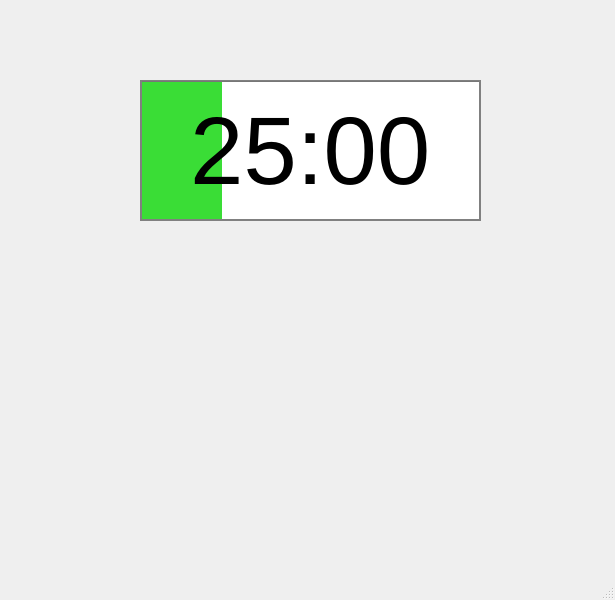
This is widgets/Timer/timer.ui in miranda0129/Stick2It as Qt 5 draws it before an edit. The edited form follows.
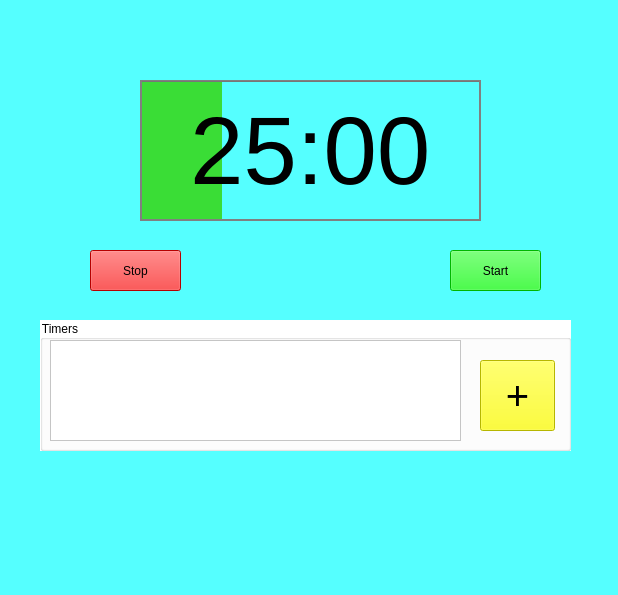
This is the edited form.

Commit message: a timer that somewhat functions

Diff of the .ui file:
```diff
--- a/widgets/Timer/timer.ui
+++ b/widgets/Timer/timer.ui
@@ -6,24 +6,18 @@
    <rect>
     <x>0</x>
     <y>0</y>
-    <width>615</width>
-    <height>600</height>
+    <width>618</width>
+    <height>595</height>
    </rect>
   </property>
   <property name="windowTitle">
    <string>MainWindow</string>
   </property>
+  <property name="layoutDirection">
+   <enum>Qt::LeftToRight</enum>
+  </property>
   <property name="styleSheet">
-   <string notr="true"> QProgressBar::chunk {
-     background-color: #3add36;
-     width: 1px;
- }
-
- QProgressBar {
-     border: 2px solid grey;
-     border-radius: 0px;
-     text-align: center;
- }</string>
+   <string notr="true">background-color: rgb(85, 255, 255);</string>
   </property>
   <widget class="QWidget" name="centralwidget">
    <widget class="QLineEdit" name="timerEdit">
@@ -40,12 +34,18 @@
       <pointsize>72</pointsize>
      </font>
     </property>
+    <property name="layoutDirection">
+     <enum>Qt::LeftToRight</enum>
+    </property>
     <property name="autoFillBackground">
      <bool>false</bool>
     </property>
     <property name="styleSheet">
      <string notr="true">background-color: rgba(255,255,255,0)</string>
     </property>
+    <property name="inputMask">
+     <string>00:00</string>
+    </property>
     <property name="text">
      <string>25:00</string>
     </property>
@@ -62,6 +62,18 @@
       <height>141</height>
      </rect>
     </property>
+    <property name="styleSheet">
+     <string notr="true">QProgressBar::chunk {
+     background-color: #3add36;
+     width: 1px;
+ }
+
+ QProgressBar {
+     border: 2px solid grey;
+     border-radius: 0px;
+     text-align: center;
+ }</string>
+    </property>
     <property name="value">
      <number>24</number>
     </property>
@@ -69,6 +81,88 @@
      <bool>false</bool>
     </property>
    </widget>
+   <widget class="QGroupBox" name="TimerManager">
+    <property name="geometry">
+     <rect>
+      <x>40</x>
+      <y>320</y>
+      <width>531</width>
+      <height>131</height>
+     </rect>
+    </property>
+    <property name="styleSheet">
+     <string notr="true">background-color: rgb(255, 255, 255);</string>
+    </property>
+    <property name="title">
+     <string>Timers</string>
+    </property>
+    <widget class="QListWidget" name="TimerList">
+     <property name="geometry">
+      <rect>
+       <x>10</x>
+       <y>20</y>
+       <width>411</width>
+       <height>101</height>
+      </rect>
+     </property>
+     <property name="flow">
+      <enum>QListView::LeftToRight</enum>
+     </property>
+    </widget>
+    <widget class="QPushButton" name="addTimer">
+     <property name="geometry">
+      <rect>
+       <x>440</x>
+       <y>40</y>
+       <width>75</width>
+       <height>71</height>
+      </rect>
+     </property>
+     <property name="font">
+      <font>
+       <pointsize>30</pointsize>
+      </font>
+     </property>
+     <property name="styleSheet">
+      <string notr="true">background-color: rgb(255, 255, 0);</string>
+     </property>
+     <property name="text">
+      <string>+</string>
+     </property>
+    </widget>
+   </widget>
+   <widget class="QPushButton" name="stopButton">
+    <property name="geometry">
+     <rect>
+      <x>90</x>
+      <y>250</y>
+      <width>91</width>
+      <height>41</height>
+     </rect>
+    </property>
+    <property name="styleSheet">
+     <string notr="true">background-color: rgb(255, 0, 0);</string>
+    </property>
+    <property name="text">
+     <string>Stop</string>
+    </property>
+   </widget>
+   <widget class="QPushButton" name="startButton">
+    <property name="geometry">
+     <rect>
+      <x>450</x>
+      <y>250</y>
+      <width>91</width>
+      <height>41</height>
+     </rect>
+    </property>
+    <property name="styleSheet">
+     <string notr="true">background-color: rgb(0, 255, 0);</string>
+    </property>
+    <property name="text">
+     <string>Start</string>
+    </property>
+   </widget>
    <zorder>timerProg</zorder>
    <zorder>timerEdit</zorder>
   </widget>
```
Left out of the diff: 9 changed lines with no effect on the pictures. The commit also changes 2 other files.
